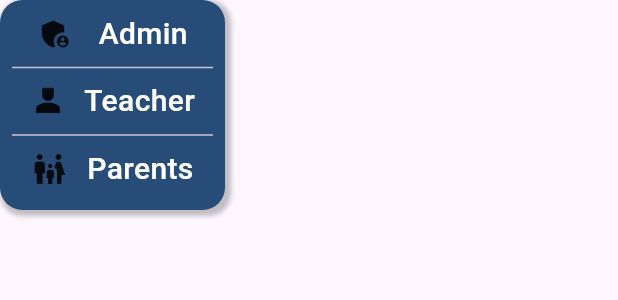
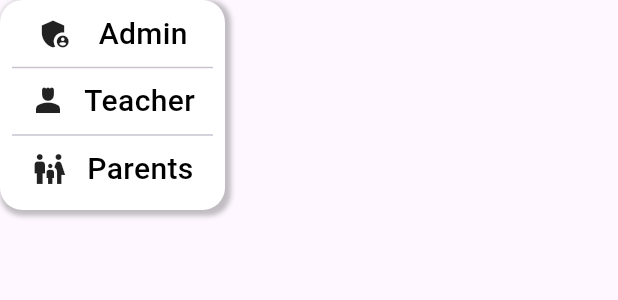
Before and after one commit to SushantNepal09/CollegeManagementSystem, a Flutter app: the ChatArea widget shown alone on an empty page, opened directly, on a phone screen of 412 x 824 dp. Shown: the top 300 px of the screen. Run offline on Flutter 3.47's test engine with Material 3 defaults, Android fonts, the phone set to English and light mode, and no system bars; network calls fail.

Commit message:
changed colors

```diff
--- a/lib/allvariables/allVar.dart
+++ b/lib/allvariables/allVar.dart
@@ -1,8 +1,8 @@
 import 'package:flutter/material.dart';
 
 const Color primaryBlue = Color(0xFF274C77);
-const Color secBlue =Color(0xFF5D7DAC);
+const Color secBlue =Color.fromARGB(255, 82, 125, 181);
 const Color cardColor = Color.fromARGB(255, 255, 238, 238);
 const Color tertiaryBlue = Color.fromARGB(255, 97, 166, 244);
-
+const shadowColor = Color.fromARGB(93, 0, 0, 0);
 // Color red = Colors.red;
--- a/lib/extravar/chatbutton.dart
+++ b/lib/extravar/chatbutton.dart
@@ -58,7 +58,7 @@ class ChatArea extends StatelessWidget {
               color: const Color.fromARGB(87, 76, 76, 76),
               offset: Offset(2, 2))
         ],
-        color: primaryBlue,
+        color: Colors.white,
       ),
       height: 140,
       width: 150,
@@ -76,7 +76,7 @@ class ChatArea extends StatelessWidget {
                   'Admin',
                   style: TextStyle(
                       fontSize: 20,
-                      color: const Color.fromARGB(255, 255, 255, 255),
+                      color: const Color.fromARGB(255, 0, 0, 0),
                       fontWeight: FontWeight.w500),
                 ),
               ],
@@ -90,7 +90,7 @@ class ChatArea extends StatelessWidget {
                   'Teacher',
                   style: TextStyle(
                       fontSize: 20,
-                      color: const Color.fromARGB(255, 255, 255, 255),
+                      color: const Color.fromARGB(255, 0, 0, 0),
                       fontWeight: FontWeight.w500),
                 ),
               ],
@@ -104,7 +104,7 @@ class ChatArea extends StatelessWidget {
                   'Parents',
                   style: TextStyle(
                       fontSize: 20,
-                      color: const Color.fromARGB(255, 255, 255, 255),
+                      color: const Color.fromARGB(255, 0, 0, 0),
                       fontWeight: FontWeight.w500),
                 ),
               ],
```
Also changed, not shown: lib/extravar/gridbox.dart (+3 -4 lines).
